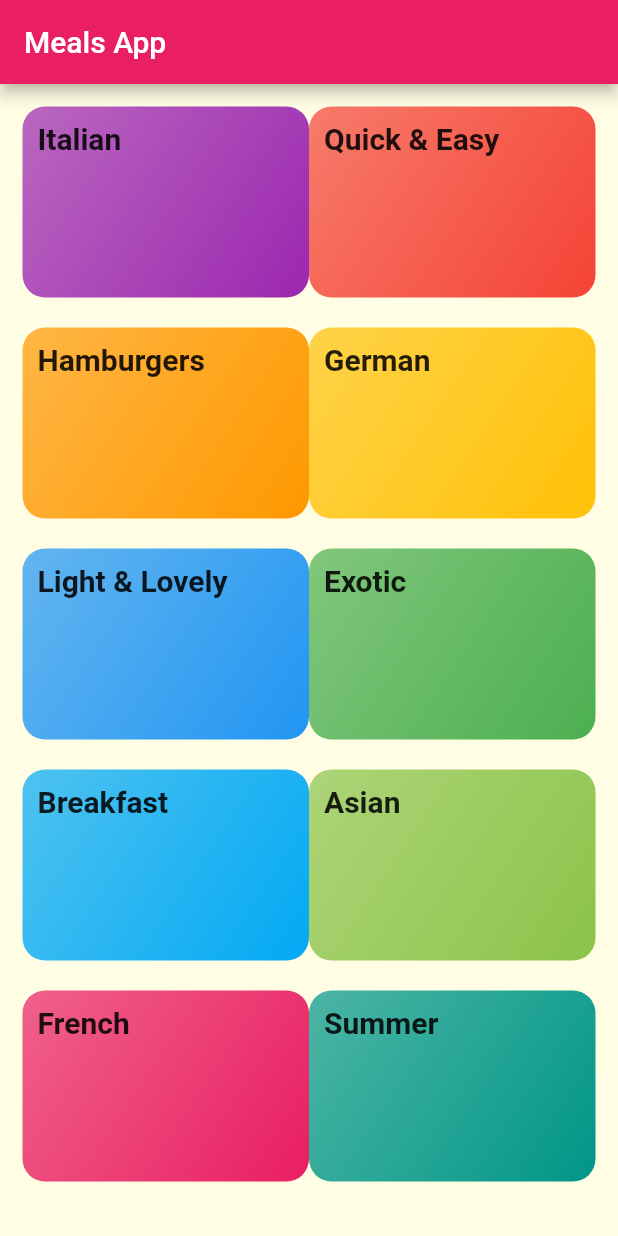
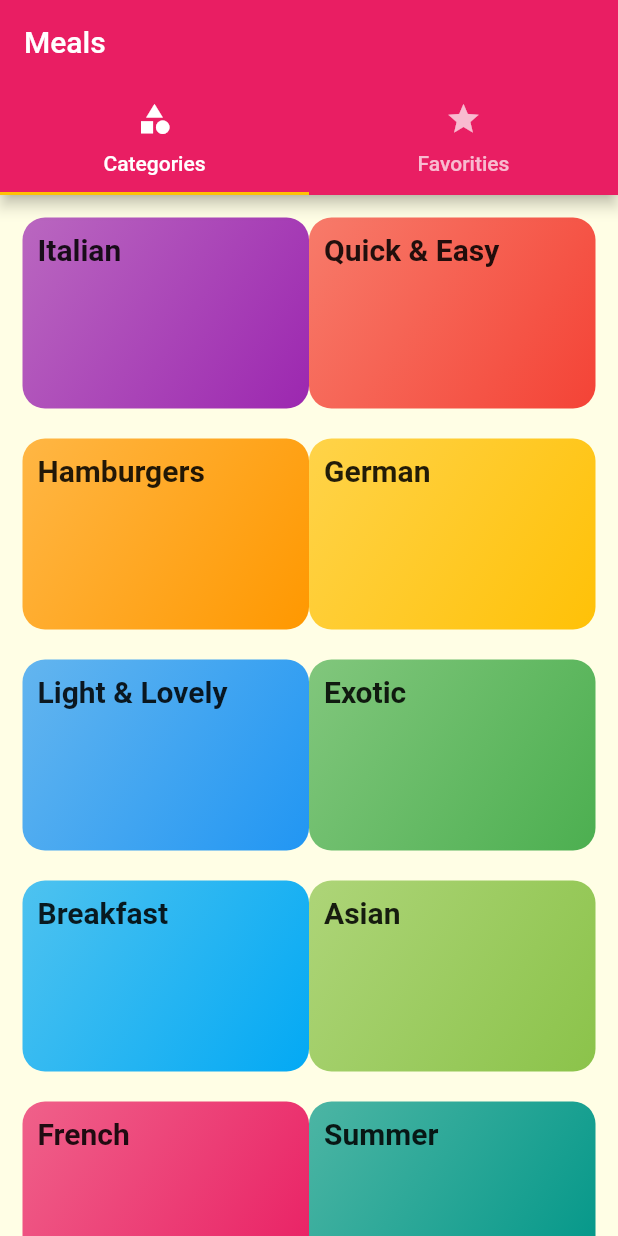
Before and after one commit to IshraqAhmad/meals, a Flutter app: the screen it shows after launch, on a phone screen of 412 x 824 dp. Run offline on Flutter 3.47's test engine with Material 2 defaults, Android fonts, the phone set to English and light mode, and no system bars; Roboto replaces fonts that are missing (Raleway, RobotoCondensed).

Commit message:
Top tabs.

```diff
--- a/lib/main.dart
+++ b/lib/main.dart
@@ -1,7 +1,7 @@
 import 'package:flutter/material.dart';
+import './screens/tabs_screen.dart';
 import './screens/meals_detail_screen.dart';
 import './screens/category_meals_screen.dart';
-import './models/category.dart';
 import './screens/categories_screen.dart';
 
 void main() => runApp(MyApp());
@@ -31,7 +31,7 @@ class MyApp extends StatelessWidget {
         // home: CategoriesScreen(),
         initialRoute: '/',
         routes: {
-          '/': (context) => CategoriesScreen(),
+          '/': (context) => TabsScreen(),
           CategoryMealsScreen.routeName: (context) => CategoryMealsScreen(),
           MealDetailScreen.routeName: (context) => MealDetailScreen(),
         },
--- a/lib/screens/categories_screen.dart
+++ b/lib/screens/categories_screen.dart
@@ -5,11 +5,7 @@ import '../widgets/category_item.dart';
 class CategoriesScreen extends StatelessWidget {
   @override
   Widget build(BuildContext context) {
-    return Scaffold(
-      appBar: AppBar(
-        title: const Text('Meals App'),
-      ),
-      body: GridView(
+    return GridView(
       padding: const EdgeInsets.all(15),
       children: DUMMY_CATEGORIES
           .map((category) => CategoryItem(
@@ -23,7 +19,6 @@ class CategoriesScreen extends StatelessWidget {
         childAspectRatio: 3 / 2,
         mainAxisSpacing: 20,
       ),
-      ),
     );
   }
 }
--- /dev/null
+++ b/lib/screens/favorities_screen.dart
@@ -0,0 +1,10 @@
+import 'package:flutter/material.dart';
+
+class FavoritiesScreen extends StatelessWidget {
+  @override
+  Widget build(BuildContext context) {
+    return Center(
+      child: Text('Favorities page.'),
+    );
+  }
+}
--- /dev/null
+++ b/lib/screens/tabs_screen.dart
@@ -0,0 +1,41 @@
+import 'package:flutter/material.dart';
+
+import './categories_screen.dart';
+import './favorities_screen.dart';
+
+class TabsScreen extends StatefulWidget {
+  @override
+  _TabsScreenState createState() => _TabsScreenState();
+}
+
+class _TabsScreenState extends State<TabsScreen> {
+  @override
+  Widget build(BuildContext context) {
+    return DefaultTabController(
+      length: 2,
+      child: Scaffold(
+        appBar: AppBar(
+          title: Text('Meals'),
+          bottom: TabBar(
+            tabs: <Widget>[
+              Tab(
+                icon: Icon(Icons.category),
+                text: 'Categories',
+              ),
+              Tab(
+                icon: Icon(Icons.star),
+                text: 'Favorities',
+              ),
+            ],
+          ),
+        ),
+        body: TabBarView(
+          children: <Widget>[
+            CategoriesScreen(),
+            FavoritiesScreen(),
+          ],
+        ),
+      ),
+    );
+  }
+}
```
Lines whose indentation alone changed are shown as unchanged.
